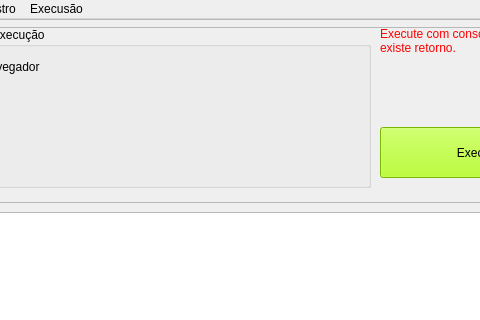
Above: ui_qt/mainWindow.ui from Locked666/call_closing_robot before the change; both pictures show x 101 to 581 and y 0 to 320 of the 763 by 551 pixel window. Below: the same form after it.
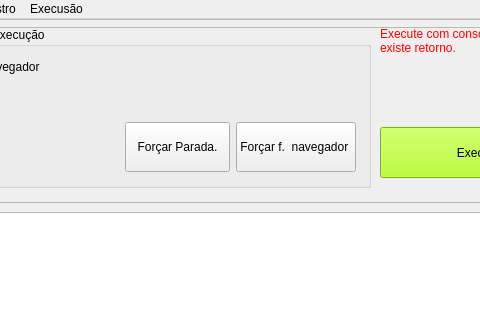
That is the form after the change.

Commit message: adicionado botões de force stop

What changed in the file:
```diff
--- a/ui_qt/mainWindow.ui
+++ b/ui_qt/mainWindow.ui
@@ -108,6 +108,62 @@
             </item>
            </layout>
           </widget>
+          <widget class="QWidget" name="">
+           <property name="geometry">
+            <rect>
+             <x>210</x>
+             <y>90</y>
+             <width>241</width>
+             <height>61</height>
+            </rect>
+           </property>
+           <layout class="QHBoxLayout" name="horizontalLayout_2">
+            <property name="leftMargin">
+             <number>5</number>
+            </property>
+            <property name="topMargin">
+             <number>5</number>
+            </property>
+            <property name="rightMargin">
+             <number>5</number>
+            </property>
+            <property name="bottomMargin">
+             <number>5</number>
+            </property>
+            <item>
+             <widget class="QPushButton" name="bnt_force_stop">
+              <property name="minimumSize">
+               <size>
+                <width>0</width>
+                <height>50</height>
+               </size>
+              </property>
+              <property name="toolTip">
+               <string>&lt;html&gt;&lt;head/&gt;&lt;body&gt;&lt;p&gt;&lt;span style=&quot; font-size:12pt; font-weight:600;&quot;&gt;Forçar parada da execução.&lt;/span&gt;&lt;/p&gt;&lt;/body&gt;&lt;/html&gt;</string>
+              </property>
+              <property name="text">
+               <string>Forçar Parada.</string>
+              </property>
+             </widget>
+            </item>
+            <item>
+             <widget class="QPushButton" name="bnt_force_close_browser">
+              <property name="minimumSize">
+               <size>
+                <width>0</width>
+                <height>50</height>
+               </size>
+              </property>
+              <property name="toolTip">
+               <string>&lt;html&gt;&lt;head/&gt;&lt;body&gt;&lt;p&gt;&lt;span style=&quot; font-size:9pt;&quot;&gt;Forçar fechamento do Navegador !!&lt;/span&gt;&lt;/p&gt;&lt;p&gt;&lt;span style=&quot; font-size:9pt; font-weight:600;&quot;&gt;Se tiver outras telas abertas no Edge, serão fechadas.&lt;/span&gt;&lt;/p&gt;&lt;/body&gt;&lt;/html&gt;</string>
+              </property>
+              <property name="text">
+               <string>Forçar f.  navegador </string>
+              </property>
+             </widget>
+            </item>
+           </layout>
+          </widget>
          </widget>
          <widget class="QLabel" name="label">
           <property name="geometry">
```
The commit also changes 3 other files.
